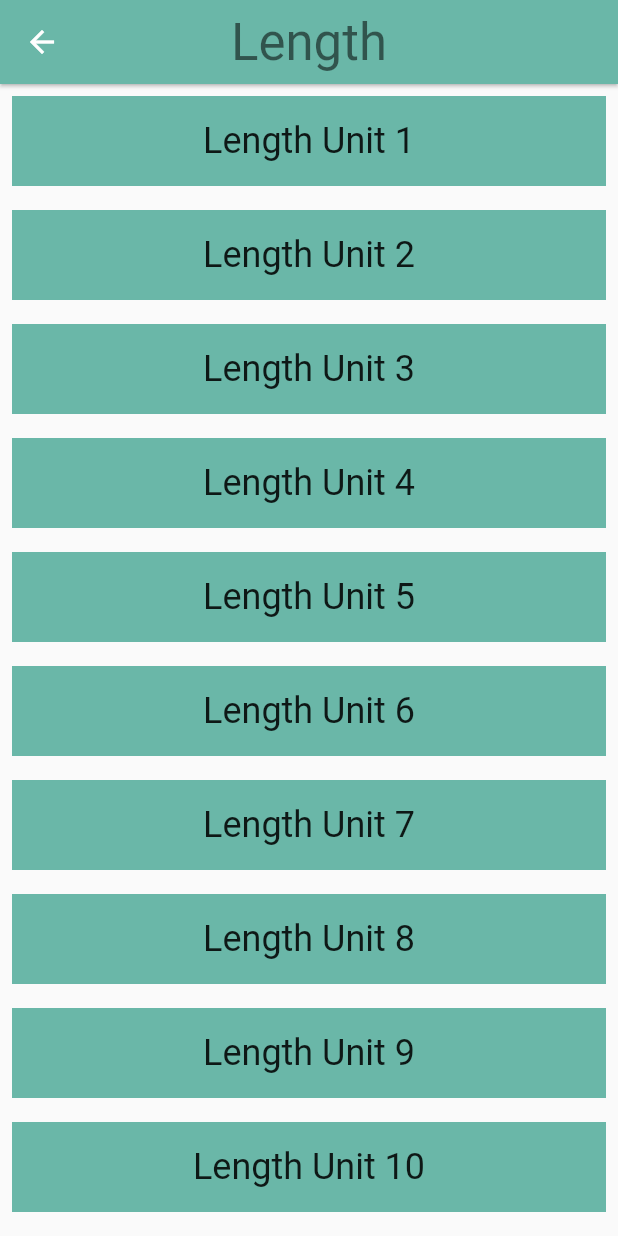
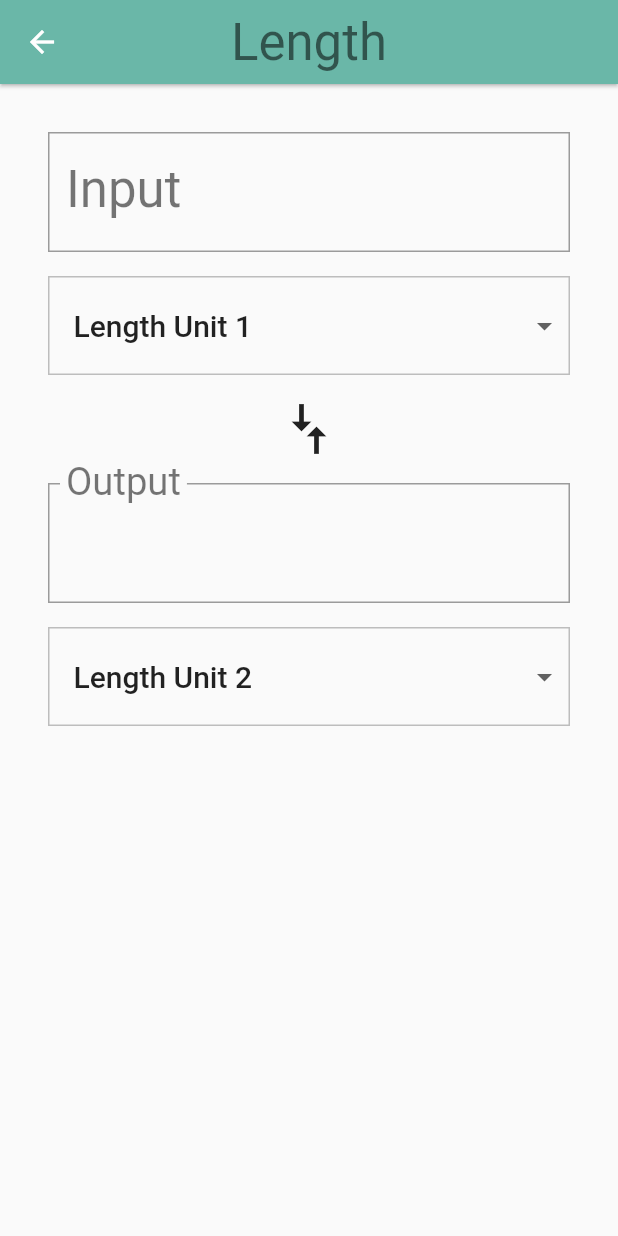
Before and after one commit to omrobbie/udacity-flutter, a Flutter app: the screen it shows after launch, after a tap on "Length", on a phone screen of 412 x 824 dp. Run offline on Flutter 3.47's test engine with Material 2 defaults, Android fonts, the phone set to English and light mode, and no system bars.

Commit message:
refactor: converter route class

```diff
--- a/06_input/lib/converter_route.dart
+++ b/06_input/lib/converter_route.dart
@@ -21,6 +21,48 @@ class ConverterRoute extends StatefulWidget {
 }
 
 class _ConverterRouteState extends State<ConverterRoute> {
+  Unit _fromValue;
+  Unit _toValue;
+  double _inputValue;
+  String _convertedValue = '';
+  List<DropdownMenuItem> _unitMenuItems;
+  bool _showValidationError = false;
+
+  @override
+  void initState() {
+    super.initState();
+
+    _createDropdownMenuItems();
+    _setDefaults();
+  }
+
+  void _createDropdownMenuItems() {
+    var newItems = <DropdownMenuItem>[];
+
+    for (var unit in widget.units) {
+      newItems.add(DropdownMenuItem(
+        value: unit.name,
+        child: Container(
+          child: Text(
+            unit.name,
+            softWrap: true,
+          ),
+        ),
+      ));
+    }
+
+    setState(() {
+      _unitMenuItems = newItems;
+    });
+  }
+
+  void _setDefaults() {
+    setState(() {
+      _fromValue = widget.units[0];
+      _toValue = widget.units[1];
+    });
+  }
+
   String _format(double conversion) {
     var outputNum = conversion.toStringAsPrecision(7);
 
@@ -41,26 +83,158 @@ class _ConverterRouteState extends State<ConverterRoute> {
     return outputNum;
   }
 
+  void _updateConversion() {
+    setState(() {
+      _convertedValue =
+          _format(_inputValue * (_toValue.conversion / _fromValue.conversion));
+    });
+  }
+
+  void _updateInputValue(String input) {
+    setState(() {
+      if (input == null || input.isEmpty) {
+        _convertedValue = '';
+      } else {
+        try {
+          final inputDouble = double.parse(input);
+          _showValidationError = false;
+          _inputValue = inputDouble;
+          _updateConversion();
+        } on Exception catch (e) {
+          print('Error: $e');
+          _showValidationError = true;
+        }
+      }
+    });
+  }
+
+  Unit _getUnit(String unitName) {
+    return widget.units.firstWhere(
+      (Unit unit) {
+        return unit.name == unitName;
+      },
+      orElse: null,
+    );
+  }
+
+  void _updateFromConversion(dynamic unitName) {
+    setState(() {
+      _fromValue = _getUnit(unitName);
+    });
+
+    if (_inputValue != null) {
+      _updateConversion();
+    }
+  }
+
+  void _updateToConversion(dynamic unitName) {
+    setState(() {
+      _toValue = _getUnit(unitName);
+    });
+
+    if (_inputValue != null) {
+      _updateConversion();
+    }
+  }
+
+  Widget _createDropdown(String currentValue, ValueChanged<dynamic> onChanged) {
+    return Container(
+      margin: EdgeInsets.only(top: 16.0),
+      decoration: BoxDecoration(
+        color: Colors.grey[50],
+        border: Border.all(
+          color: Colors.grey[400],
+          width: 1.0,
+        ),
+      ),
+      padding: EdgeInsets.symmetric(vertical: 8.0),
+      child: Theme(
+        data: Theme.of(context).copyWith(
+          canvasColor: Colors.grey[50],
+        ),
+        child: DropdownButtonHideUnderline(
+          child: ButtonTheme(
+            alignedDropdown: true,
+            child: DropdownButton(
+              value: currentValue,
+              items: _unitMenuItems,
+              onChanged: onChanged,
+              style: Theme.of(context).textTheme.title,
+            ),
+          ),
+        ),
+      ),
+    );
+  }
+
   @override
   Widget build(BuildContext context) {
-    final unitWidgets = widget.units.map((Unit unit) {
-      return Container(
-        color: widget.color,
-        margin: EdgeInsets.all(8.0),
-        padding: EdgeInsets.all(16.0),
-        child: Column(
-          children: <Widget>[
-            Text(
-              unit.name,
-              style: Theme.of(context).textTheme.headline,
+    final input = Padding(
+      padding: _padding,
+      child: Column(
+        crossAxisAlignment: CrossAxisAlignment.stretch,
+        children: <Widget>[
+          TextField(
+            style: Theme.of(context).textTheme.display1,
+            decoration: InputDecoration(
+              labelStyle: Theme.of(context).textTheme.display1,
+              errorText: _showValidationError ? 'Invalid number entered' : null,
+              labelText: 'Input',
+              border: OutlineInputBorder(
+                borderRadius: BorderRadius.circular(0.0),
+              ),
             ),
-          ],
-        ),
-      );
-    }).toList();
+            keyboardType: TextInputType.number,
+            onChanged: _updateInputValue,
+          ),
+          _createDropdown(_fromValue.name, _updateFromConversion)
+        ],
+      ),
+    );
 
-    return ListView(
-      children: unitWidgets,
+    final arrows = RotatedBox(
+      quarterTurns: 1,
+      child: Icon(
+        Icons.compare_arrows,
+        size: 40.0,
+      ),
+    );
+
+    final output = Padding(
+      padding: _padding,
+      child: Column(
+        crossAxisAlignment: CrossAxisAlignment.stretch,
+        children: <Widget>[
+          InputDecorator(
+            child: Text(
+              _convertedValue,
+              style: Theme.of(context).textTheme.display1,
+            ),
+            decoration: InputDecoration(
+              labelText: 'Output',
+              labelStyle: Theme.of(context).textTheme.display1,
+              border: OutlineInputBorder(
+                borderRadius: BorderRadius.circular(0.0),
+              ),
+            ),
+          ),
+          _createDropdown(_toValue.name, _updateToConversion),
+        ],
+      ),
+    );
+
+    final converter = Column(
+      crossAxisAlignment: CrossAxisAlignment.stretch,
+      children: <Widget>[
+        input,
+        arrows,
+        output,
+      ],
+    );
+
+    return Padding(
+      padding: _padding,
+      child: converter,
     );
   }
 }
```
Also changed, not shown: 1 other file.
